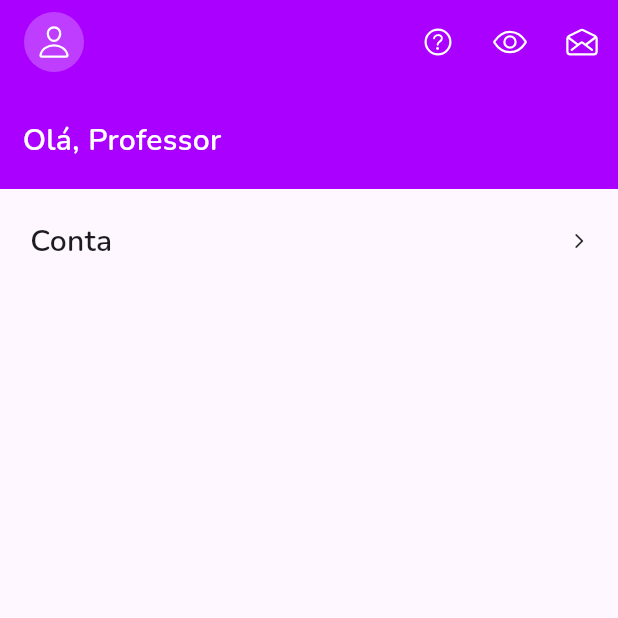
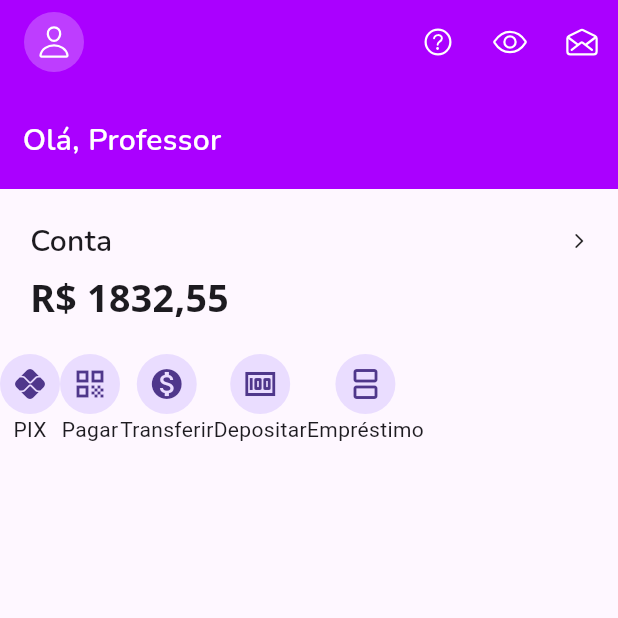
Before and after one commit to ETEC-Pedro-Badran/nubankclone_pamtec20241s, a Flutter app: the screen it shows after launch, on a phone screen of 412 x 824 dp, the top half of it. Run offline on Flutter 3.47's test engine with Material 3 defaults, Android fonts, the phone set to English and light mode, and no system bars; our stand-ins replace google_fonts, ionicons.

Commit message:
Opções da conta.

```diff
--- a/lib/home_page.dart
+++ b/lib/home_page.dart
@@ -9,20 +9,8 @@ class HomePage extends StatelessWidget {
   Widget build(BuildContext context) {
     return Scaffold(
         appBar: appBar(),
-        body: Padding(
-          padding: const EdgeInsets.all(20.0),
-          child: Row(
-            mainAxisAlignment: MainAxisAlignment.spaceBetween,
-            children: [
-              Text("Conta",
-                  style: GoogleFonts.nunito(
-                      fontSize: 20, fontWeight: FontWeight.w600)),
-              Icon(
-                Icons.arrow_forward_ios_rounded,
-                size: 12,
-              )
-            ],
-          ),
+        body: Column(
+          children: [saldoConta(), opcoesConta()],
         ));
   }
 
@@ -75,4 +63,58 @@ class HomePage extends StatelessWidget {
           )),
     );
   }
+
+  saldoConta() {
+    return Padding(
+      padding: const EdgeInsets.all(20.0),
+      child: Column(
+        children: [
+          Row(
+            mainAxisAlignment: MainAxisAlignment.spaceBetween,
+            children: [
+              Text("Conta",
+                  style: GoogleFonts.nunito(
+                      fontSize: 20, fontWeight: FontWeight.w600)),
+              Icon(
+                Icons.arrow_forward_ios_rounded,
+                size: 12,
+              ),
+            ],
+          ),
+          SizedBox(
+            height: 5,
+          ),
+          Row(
+            children: [
+              Text("R\$ 1832,55",
+                  style: GoogleFonts.notoSans(
+                      fontSize: 25, fontWeight: FontWeight.w700)),
+            ],
+          ),
+        ],
+      ),
+    );
+  }
+
+  opcoesConta() {
+    return SizedBox(
+      height: 150,
+      child: ListView(
+        scrollDirection: Axis.horizontal,
+        children: [
+          opcao("PIX", Icons.pix_outlined),
+          opcao("Pagar", Icons.qr_code),
+          opcao("Transferir", Icons.monetization_on),
+          opcao("Depositar", Icons.money_outlined),
+          opcao("Empréstimo", Icons.splitscreen)
+        ],
+      ),
+    );
+  }
+
+  opcao(String texto, IconData icone) {
+    return Column(
+      children: [CircleAvatar(child: Icon(icone)), Text(texto)],
+    );
+  }
 }
```
